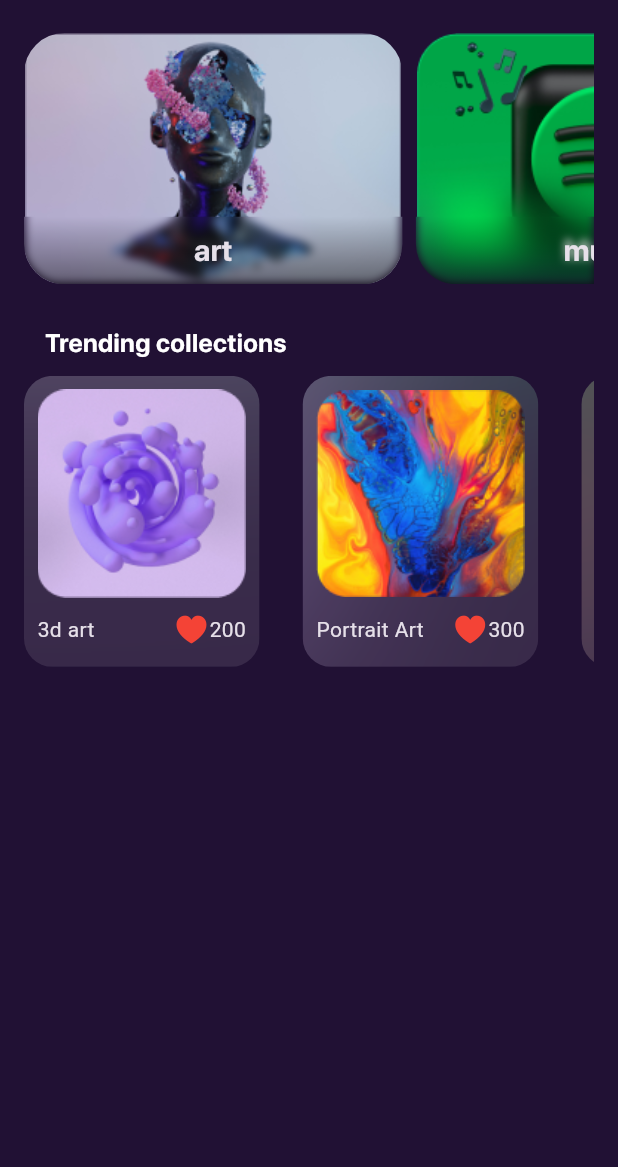
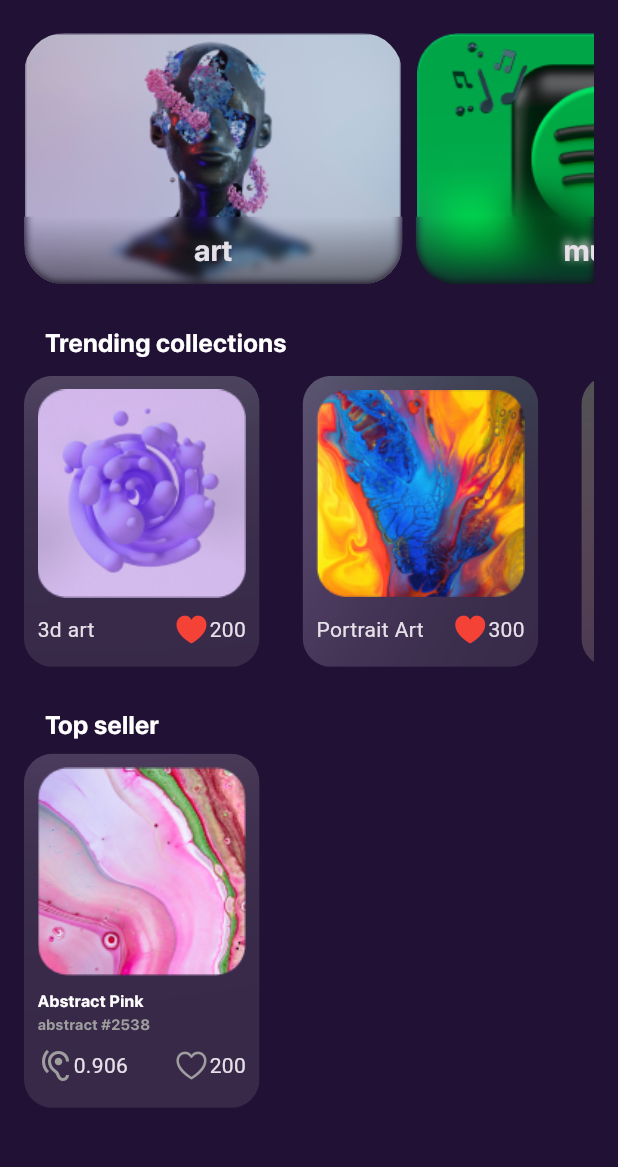
Before and after one commit to Ahmed-elsaid-AEA/mini_flutter_nft_marketplace, a Flutter app: the HomeScreen screen opened by its route, on a phone screen of 412 x 824 dp, the part 63-1230 px from its top. Run offline on Flutter 3.47's test engine with Material 3 defaults, Android fonts, the phone set to English and light mode, and no system bars.

Commit message:
design home page part 15 make widget of top seller

```diff
--- a/lib/core/resourses/asset_mage_manager.dart
+++ b/lib/core/resourses/asset_mage_manager.dart
@@ -6,4 +6,5 @@ class AssetImageManager{
   static const String trendingHomePage1="assets/images/trending1.png";
   static const String trendingHomePage2="assets/images/trending2.png";
   static const String trendingHomePage3="assets/images/trending3.png";
+  static const String topSeller1="assets/images/topSeller1.png";
 }
--- a/lib/core/resourses/size_manager.dart
+++ b/lib/core/resourses/size_manager.dart
@@ -9,6 +9,7 @@ class HeightValue {
   static const double h167_57 = 167.57;
   static const double h191 = 191;
   static const double h194 = 194;
+  static const double h236 = 236;
 }
 
 class WidthValue {
--- a/lib/core/resourses/strings_managers.dart
+++ b/lib/core/resourses/strings_managers.dart
@@ -6,4 +6,5 @@ NFT Marketplace''';
   static const String btnTitleCardOnBoardingPage="Get started now";
   static const String titleHomePage="NFT Marketplace";
   static const String trendingCollectionHomePage="Trending collections";
+  static const String topSeller="Top seller";
 }
--- a/lib/features/home/screens/home_screen.dart
+++ b/lib/features/home/screens/home_screen.dart
@@ -1,7 +1,11 @@
+import 'dart:ui';
+
+import 'package:flutter/cupertino.dart';
 import 'package:flutter/material.dart';
 import 'package:mini_flutter_nft_marketplace/core/resourses/asset_mage_manager.dart';
 import 'package:mini_flutter_nft_marketplace/core/resourses/color_manager.dart';
 import 'package:mini_flutter_nft_marketplace/core/resourses/constants.dart';
+import 'package:mini_flutter_nft_marketplace/core/resourses/font_managers.dart';
 import 'package:mini_flutter_nft_marketplace/core/resourses/size_manager.dart';
 import 'package:mini_flutter_nft_marketplace/core/resourses/strings_managers.dart';
 import 'package:mini_flutter_nft_marketplace/features/home/widgets/custom_card__collection.dart';
@@ -44,12 +48,86 @@ class HomeScreen extends StatelessWidget {
               child: ListView.separated(
                   scrollDirection: Axis.horizontal,
                   itemBuilder: (context, index) => custom_card_Collection(
-                        collctionsModel:Constants.collectionList[index],
+                        collctionsModel: Constants.collectionList[index],
                       ),
-                  separatorBuilder: (context, index) => SizedBox(
+                  separatorBuilder: (context, index) => const SizedBox(
                         width: WidthValue.w28_83,
                       ),
-                  itemCount: 3),
+                  itemCount: Constants.collectionList.length),
+            ),
+            const SizedBox(
+              height: HeightValue.h27,
+            ),
+            const CustomSubTitle(title: StringsManager.topSeller),
+            SizedBox(
+              height: 7,
+            ),
+            UnconstrainedBox(
+              alignment: Alignment.centerLeft,
+              child: ClipRRect(
+                borderRadius: BorderRadius.circular(19),
+                child: BackdropFilter(
+                  filter: ImageFilter.blur(
+                      sigmaX: BlurValue.b100, sigmaY: BlurValue.b100),
+                  child: Container(
+                    alignment: Alignment.center,
+                    padding: const EdgeInsets.all(PaddingValue.p9),
+                    height: HeightValue.h236,
+                    width: WidthValue.w157,
+                    color: ColorManager.kColorWhite.withOpacity(0.1),
+                    child: Column(
+                      crossAxisAlignment: CrossAxisAlignment.start,
+                      mainAxisAlignment: MainAxisAlignment.start,
+                      children: [
+                        Image(
+                          image: AssetImage(AssetImageManager.topSeller1),
+                          height: HeightValue.h139,
+                        ),
+                        SizedBox(
+                          height: 9,
+                        ),
+                        Text(
+                          "Abstract Pink",
+                          style: TextStyle(
+                              color: ColorManager.kColorWhite,
+                              fontWeight: FontWeight.bold,
+                              fontFamily: FontMangers.sfRroDisplay,
+                              fontSize: 11),
+                        ),
+
+                        Text(
+                          "abstract #2538",
+                          style: TextStyle(
+                              color: Colors.grey,
+                              fontWeight: FontWeight.bold,
+                              fontFamily: FontMangers.sfRroDisplay,
+                              fontSize: 10),
+                        ),
+                        SizedBox(
+                          height: 9,
+                        ),
+                        Row(
+                          mainAxisAlignment: MainAxisAlignment.spaceBetween,
+                          children: [
+                            Row(
+                              children: [
+                                Icon(Icons.hearing_sharp, color: Colors.grey),
+                                Text('0.906')
+                              ],
+                            ),
+                            Row(
+                              children: [
+                                Icon(CupertinoIcons.heart, color: Colors.grey),
+                                Text('200')
+                              ],
+                            ),
+                          ],
+                        )
+                      ],
+                    ),
+                  ),
+                ),
+              ),
             )
           ],
         ),
```
Also changed, not shown: assets/images/topSeller1.png (added).
